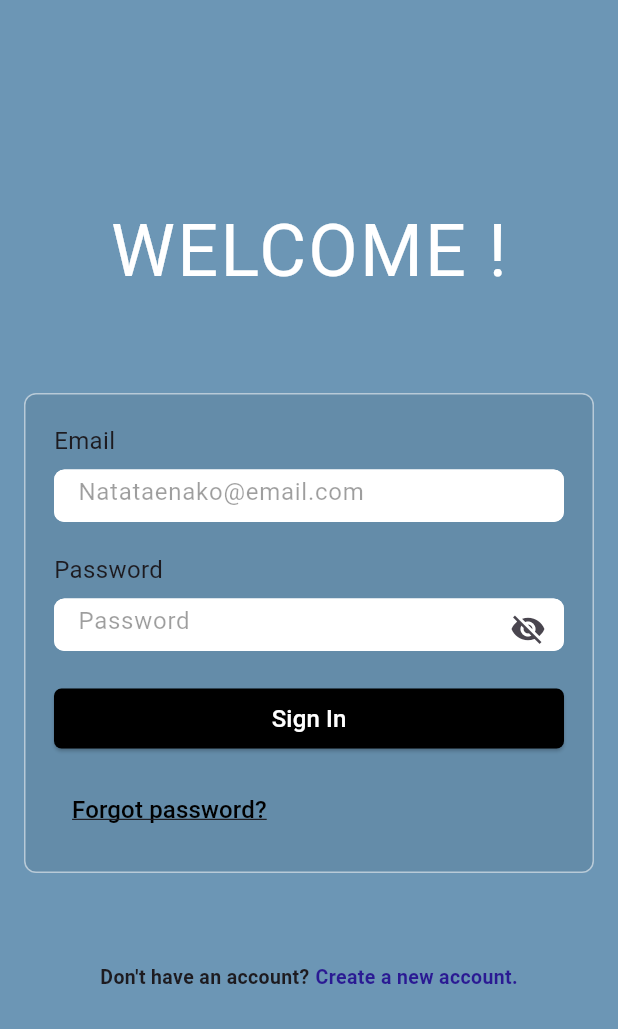
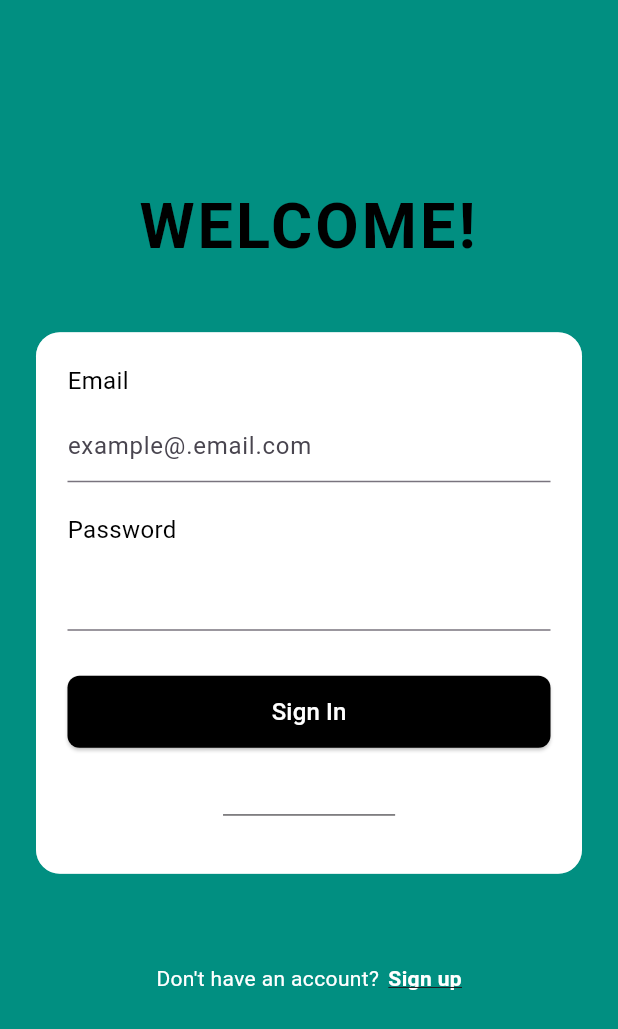
Before and after one commit to ebituin/TaskTrek-Project, a Flutter app: the screen it shows after launch, on a phone screen of 412 x 824 dp. Shown: the top 1029 px of the screen. Run offline on Flutter 3.47's test engine with Material 3 defaults, Android fonts, the light colour scheme and no system bars.

Commit message:
fixed homepage

```diff
--- a/lib/main.dart
+++ b/lib/main.dart
@@ -1,5 +1,3 @@
-//hello test
-
 import 'package:flutter/material.dart';
 import 'package:tasktrek/pages/homePage.dart';
 
@@ -14,24 +12,6 @@ class MyApp extends StatelessWidget {
   @override
   Widget build(BuildContext context) {
     return MaterialApp(
-      theme: ThemeData(
-        // This is the theme of your application.
-        //
-        // TRY THIS: Try running your application with "flutter run". You'll see
-        // the application has a purple toolbar. Then, without quitting the app,
-        // try changing the seedColor in the colorScheme below to Colors.green
-        // and then invoke "hot reload" (save your changes or press the "hot
-        // reload" button in a Flutter-supported IDE, or press "r" if you used
-        // the command line to start the app).
-        //
-        // Notice that the counter didn't reset back to zero; the application
-        // state is not lost during the reload. To reset the state, use hot
-        // restart instead.
-        //
-        // This works for code too, not just values: Most code changes can be
-        // tested with just a hot reload.
-        colorScheme: ColorScheme.fromSeed(seedColor: Colors.deepPurple),
-      ),
       home: MyHomePage(),
       debugShowCheckedModeBanner: false,
     );
--- a/lib/pages/homePage.dart
+++ b/lib/pages/homePage.dart
@@ -3,10 +3,8 @@
   Company: Stark Industries
   Project: Task Trek
   Feature: [SI-001] SIGN UP
-  Description: This page is where the user will sign in their accounts.
+  Description: This page is where the user will sign in to their accounts.
 */
-
-
 
 import 'package:flutter/material.dart';
 import 'package:tasktrek/pages/forgotPassword.dart';
@@ -20,59 +18,52 @@ class MyHomePage extends StatefulWidget {
 }
 
 class _MyHomePageState extends State<MyHomePage> {
+  bool lostConnection = false;
+
   @override
   Widget build(BuildContext context) {
-      bool lostConnection   = false;
     return Scaffold(
-      backgroundColor: const Color(0xFF6C96B5),
+      backgroundColor: const Color(0xFF018F81),
       body: Center(
         child: SingleChildScrollView(
-    padding: const EdgeInsets.symmetric(horizontal: 16.0),
+          padding: const EdgeInsets.symmetric(horizontal: 24.0),
           child: ConstrainedBox(
-      constraints: BoxConstraints(
-        maxWidth: 500, // limit max width to avoid stretching too wide
-      ),
+            constraints: const BoxConstraints(maxWidth: 480),
             child: Column(
               mainAxisAlignment: MainAxisAlignment.center,
-        children: <Widget>[
-          Padding(
-            padding: const EdgeInsets.all(10),
-            child: Text(
-              'WELCOME !',
+              children: [
+                const Text(
+                  'WELCOME!',
                   style: TextStyle(
+                    color: Colors.black,
+                    fontSize: 42.0,
+                    fontWeight: FontWeight.bold,
+                    letterSpacing: 2.0,
+                  ),
+                  textAlign: TextAlign.center,
+                ),
+                const SizedBox(height: 40.0),
+                Container(
+                  padding: const EdgeInsets.all(20.0),
+                  decoration: BoxDecoration(
                     color: Colors.white,
-                fontSize: 48.0,
-                letterSpacing: 1.5,
-              ),
-            ),
-          ),
-          const SizedBox(height: 50.0),
-          Container(
-            padding: EdgeInsets.all(12.0),
-            decoration: BoxDecoration(
-              color: const Color(0xFF648CA9),
-              borderRadius: BorderRadius.circular(8.0),
+                    borderRadius: BorderRadius.circular(16.0),
                     border: Border.all(color: Colors.white54),
                   ),
-            child: Column(
-              mainAxisSize: MainAxisSize.min,
-              children: const <Widget>[LoginForm()],
-            ),
+                  child: const LoginForm(),
                 ),
                 const SizedBox(height: 30),
-          Visibility(
-            visible: lostConnection,
-            child: Container(
-              padding: const EdgeInsets.all(9),
+                if (lostConnection)
+                  Container(
+                    padding: const EdgeInsets.all(12),
                     decoration: BoxDecoration(
                       color: const Color(0xFFAD292B),
-                borderRadius: BorderRadius.circular(6),
+                      borderRadius: BorderRadius.circular(8),
                     ),
                     child: Row(
                       children: [
-                  // replace 'Text' with an Icon or Image.asset for wifi icon
-                  Icon(Icons.wifi_off, color: Colors.white),
-                  SizedBox(width: 5),
+                        const Icon(Icons.wifi_off, color: Colors.white),
+                        const SizedBox(width: 10),
                         Column(
                           crossAxisAlignment: CrossAxisAlignment.start,
                           children: const [
@@ -86,12 +77,14 @@ class _MyHomePageState extends State<MyHomePage> {
                             ),
                             Text(
                               'You are not connected to a network.',
-                        style: TextStyle(color: Colors.white, fontSize: 12),
+                              style: TextStyle(
+                                color: Colors.white,
+                                fontSize: 12,
+                              ),
                             ),
                           ],
-                  )
+                        ),
                       ],
-              ),
                     ),
                   ),
                 const SizedBox(height: 30),
@@ -100,9 +93,12 @@ class _MyHomePageState extends State<MyHomePage> {
                   children: [
                     const Text(
                       'Don\'t have an account?',
-                style: TextStyle(fontSize: 13.0, fontWeight: FontWeight.bold),
+                      style: TextStyle(
+                        fontSize: 14.0,
+                        color: Colors.white,
                       ),
-              const SizedBox(width: 4.0),
+                    ),
+                    const SizedBox(width: 6),
                     GestureDetector(
                       onTap: () {
                         Navigator.push(
@@ -112,11 +108,12 @@ class _MyHomePageState extends State<MyHomePage> {
                         );
                       },
                       child: const Text(
-                  'Create a new account.',
+                        'Sign up',
                         style: TextStyle(
-                    fontSize: 13.0,
-                    color: Color.fromARGB(255, 42, 26, 147),
+                          fontSize: 14.0,
                           fontWeight: FontWeight.bold,
+                          decoration: TextDecoration.underline,
+                          color: Colors.white,
                         ),
                       ),
                     ),
@@ -128,7 +125,6 @@ class _MyHomePageState extends State<MyHomePage> {
           ),
         ),
       ),
-
     );
   }
 }
@@ -137,11 +133,8 @@ class LoginForm extends StatefulWidget {
   const LoginForm({super.key});
 
   @override
-  _LoginFormState createState() => _LoginFormState();
+  State<LoginForm> createState() => _LoginFormState();
 }
-
-
-
 
 class _LoginFormState extends State<LoginForm> {
   final _formKey = GlobalKey<FormState>();
@@ -158,15 +151,16 @@ class _LoginFormState extends State<LoginForm> {
     super.dispose();
   }
 
-  void passwordVisibilityState(){
+  void togglePasswordVisibility() {
     setState(() {
       _obscureText = !_obscureText;
     });
   }
-  void passwordState(){
+
+  void validateForm() {
     setState(() {
-      emptyText = !emptyText;
-      wrongPassword = !wrongPassword;
+      emptyText = _passwordController.text.isEmpty;
+      wrongPassword = _passwordController.text != 'PenPineappleApplePen';
     });
   }
 
@@ -174,151 +168,107 @@ class _LoginFormState extends State<LoginForm> {
   Widget build(BuildContext context) {
     return Form(
       key: _formKey,
-      child: Padding(
-          padding: const EdgeInsets.all(7),
       child: Column(
-              mainAxisSize: MainAxisSize.min,
         crossAxisAlignment: CrossAxisAlignment.start,
-              children: <Widget>[
-                Text(
+        children: [
+          const Text(
             'Email',
-                  style: TextStyle(
-                    fontSize: 16.0,
+            style: TextStyle(fontSize: 16.0, color: Colors.black),
+          ),
+          const SizedBox(height: 8.0),
+          TextFormField(
+            controller: _emailController,
+            style: const TextStyle(fontSize: 16.0),
+
+            decoration: InputDecoration(
+              hintText: 'example@.email.com'
             ),
           ),
+          const SizedBox(height: 20.0),
+          const Text(
+            'Password',
+            style: TextStyle(fontSize: 16.0, color: Colors.black),
+          ),
           const SizedBox(height: 8.0),
+          TextFormField(
+            controller: _passwordController,
+            style: const TextStyle(fontSize: 16.0),
+            obscureText: _obscureText,
+            decoration: InputDecoration()
+
+
+          ),
+          const SizedBox(height: 10.0),
+          Center(
+            child: emptyText
+                ? const Text(
+                    'Password cannot be empty.',
+                    style: TextStyle(color: Color(0xFFAD292B), fontSize: 12),
+                  )
+                : wrongPassword
+                    ? const Text(
+                        'Incorrect password.',
+                        style: TextStyle(color: Color(0xFFAD292B), fontSize: 12),
+                      )
+                    : const SizedBox(),
+          ),
+          const SizedBox(height: 20),
           SizedBox(
-                  height: 35.0,
-                  child: TextFormField(
-                    controller: _emailController,
-                    style: const TextStyle(fontSize: 16.0),
-                    decoration: InputDecoration(
-                      hintText: 'Natataenako@email.com',
-                      hintStyle: const TextStyle(color: Colors.black38),
-                      border: OutlineInputBorder(
-                          borderRadius: BorderRadius.circular(7),
-                          borderSide: BorderSide(color: Colors.white)),
-                      enabledBorder: OutlineInputBorder(
-                        borderRadius: BorderRadius.circular(7),
-                        borderSide: BorderSide(color: Colors.white),
+            width: double.infinity,
+            height: 48,
+            child: ElevatedButton(
+              onPressed: validateForm,
+              style: ElevatedButton.styleFrom(
+                backgroundColor: Colors.black,
+                shape: RoundedRectangleBorder(
+                    borderRadius: BorderRadius.circular(8)),
               ),
-                      filled: true,
-                      fillColor: Colors.white,
-                      contentPadding: EdgeInsets.symmetric(
-                        vertical: 10.0,
-                        horizontal: 12.0,
+              child: const Text(
+                'Sign In',
+                style: TextStyle(fontSize: 16, color: Colors.white),
               ),
             ),
           ),
-                ),
-                SizedBox(height: 20.0),
-                Text(
-                  'Password',
+          const SizedBox(height: 15),
+          Center(
+            child: TextButton(
+              onPressed: () {
+                Navigator.push(context,
+                    MaterialPageRoute(builder: (context) => ForgotPage()));
+              },
+              child: const Text(
+                'Forgot Password?',
                 style: TextStyle(
-                    fontSize: 16.0,
-                  ),
-                ),
-                SizedBox(height: 8.0),
-                SizedBox(
-                  height: 35.0,
-                  child: TextFormField(
-                    controller: _passwordController,
-                    style: TextStyle(fontSize: 16.0),
-                    decoration: InputDecoration(
-                      hintText: 'Password',
-                      hintStyle: TextStyle(
-                        color: Colors.black38,
-                      ),
-                      suffixIcon: IconButton(
-                        icon: Icon(_obscureText ? Icons.visibility_off : Icons.visibility),
-                        onPressed: passwordVisibilityState,
-
-                      ),
-
-                      border: OutlineInputBorder(
-                          borderRadius: BorderRadius.circular(7),
-                          borderSide: BorderSide(color: Colors.white)),
-                      enabledBorder: OutlineInputBorder(
-                        borderRadius: BorderRadius.circular(7),
-                        borderSide: BorderSide(color: Colors.white),
-                      ),
-
-                      filled: true,
-                      fillColor: Colors.white,
-                      contentPadding: EdgeInsets.symmetric(
-                        vertical: 10.0,
-                        horizontal: 12.0,
-                      ),
-                    ),
-                    obscureText: _obscureText,
-                  ),
-
-                ),
-                SizedBox(
-                  height: 25.0,
-                  child: Center(
-                      child: emptyText ? Text(
-                              'The password cannot be empty.',
-                              style: TextStyle(
-                                  color: const Color(0xFFAD292B), fontSize: 12),
-                            )
-                          : wrongPassword
-                              ? Text(
-                                  'The password you’ve entered is incorrect.',
-                                  style: TextStyle(
-                                      color: const Color(0xFFAD292B),
-                                      fontSize: 12),
-                                )
-                              : null),
-                ),
-                SizedBox(
-                  height: 40,
-                  child: ElevatedButton(
-                    onPressed: () {
-                      setState(() {
-                        emptyText = _passwordController.text.isEmpty;
-                        wrongPassword = _passwordController.text != 'PenPineappleApplePen';
-                      });
-                      //Navigator.push(
-                      //context,
-                      //MaterialPageRoute(builder: ),
-                      //);
-                    },
-                    style: ElevatedButton.styleFrom(
-                      iconColor: Colors.black,
-                      minimumSize: Size(double.infinity, 50),
-                      shape: RoundedRectangleBorder(
-                          borderRadius: BorderRadius.circular(5)),
-                      backgroundColor: Colors.black,
-                    ),
-                    child: Text(
-                      'Sign In',
-                      style: TextStyle(
-                        fontSize: 16,
+                  fontSize: 14,
+                  decoration: TextDecoration.underline,
                   color: Colors.white,
                 ),
               ),
             ),
           ),
-                SizedBox(height: 15),
-                TextButton(
-                  onPressed: () {
-                    Navigator.push(context,
-                        MaterialPageRoute(builder: (context) => forgot_page()));
-                  },
-                  child: Baseline(
-                    baseline: 20.0,
-                    baselineType: TextBaseline.alphabetic,
-                    child: Text(
-                      'Forgot password?',
-                      style: TextStyle(
-                          color: Colors.black,
-                          fontSize: 16,
-                          decoration: TextDecoration.underline), // Black text
+        ],
       ),
+    );
+  }
+
+  InputDecoration _inputDecoration(String hintText) {
+    return InputDecoration(
+      hintText: hintText,
+      hintStyle: const TextStyle(color: Colors.black38),
+      filled: true,
+      fillColor: Colors.white,
+      contentPadding: const EdgeInsets.symmetric(vertical: 14, horizontal: 16),
+      border: OutlineInputBorder(
+        borderRadius: BorderRadius.circular(8.0),
       ),
+      enabledBorder: OutlineInputBorder(
+        borderRadius: BorderRadius.circular(8.0),
+        borderSide: const BorderSide(color: Colors.transparent),
       ),
-              ])),
+      focusedBorder: OutlineInputBorder(
+        borderRadius: BorderRadius.circular(8.0),
+        borderSide: const BorderSide(color: Colors.black),
+      ),
     );
   }
 }
--- a/lib/pages/signUp.dart
+++ b/lib/pages/signUp.dart
@@ -13,7 +13,7 @@ class _SignUpPageState extends State<Signup> {
   @override
   Widget build(BuildContext context) {
     return Scaffold( // Provides the basic structure for the signup screen.
-      backgroundColor:  const Color.fromARGB(255, 1, 143, 129),
+      backgroundColor:  const Color(0xFF018F81),
       body:
       Center(
         child:
```
Also changed, not shown: lib/pages/forgotPassword.dart (+111 -93 lines). Lines whose indentation alone changed are shown as unchanged.
